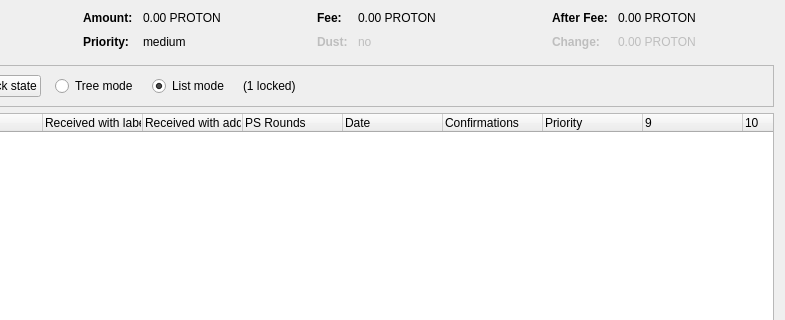
First picture: the form in src/qt/forms/coincontroldialog.ui, repository reefcoin-io/reefcoin-1, before the edit; both pictures show x 169 to 954 and y 0 to 320 of the 954 by 500 pixel window.
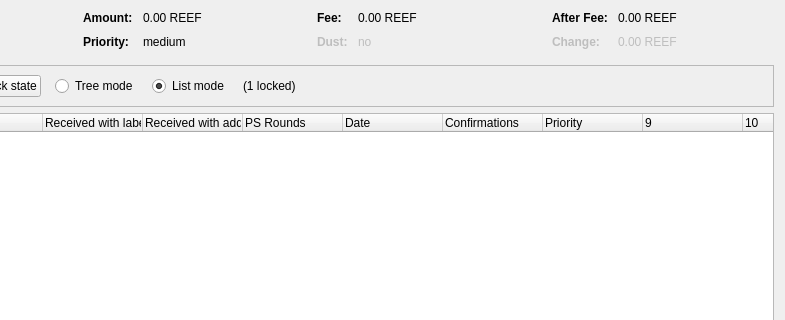
Second picture: the form after the edit. Custom widgets are drawn as their Qt base class.

```diff
--- a/src/qt/forms/coincontroldialog.ui
+++ b/src/qt/forms/coincontroldialog.ui
@@ -132,7 +132,7 @@
           <enum>Qt::ActionsContextMenu</enum>
          </property>
          <property name="text">
-          <string notr="true">0.00 PROTON</string>
+          <string notr="true">0.00 REEF</string>
          </property>
          <property name="textInteractionFlags">
           <set>Qt::LinksAccessibleByMouse|Qt::TextSelectableByKeyboard|Qt::TextSelectableByMouse</set>
@@ -206,7 +206,7 @@
           <enum>Qt::ActionsContextMenu</enum>
          </property>
          <property name="text">
-          <string notr="true">0.00 PROTON</string>
+          <string notr="true">0.00 REEF</string>
          </property>
          <property name="textInteractionFlags">
           <set>Qt::LinksAccessibleByMouse|Qt::TextSelectableByKeyboard|Qt::TextSelectableByMouse</set>
@@ -286,7 +286,7 @@
           <enum>Qt::ActionsContextMenu</enum>
          </property>
          <property name="text">
-          <string notr="true">0.00 PROTON</string>
+          <string notr="true">0.00 REEF</string>
          </property>
          <property name="textInteractionFlags">
           <set>Qt::LinksAccessibleByMouse|Qt::TextSelectableByKeyboard|Qt::TextSelectableByMouse</set>
@@ -321,7 +321,7 @@
           <enum>Qt::ActionsContextMenu</enum>
          </property>
          <property name="text">
-          <string notr="true">0.00 PROTON</string>
+          <string notr="true">0.00 REEF</string>
          </property>
          <property name="textInteractionFlags">
           <set>Qt::LinksAccessibleByMouse|Qt::TextSelectableByKeyboard|Qt::TextSelectableByMouse</set>
```
